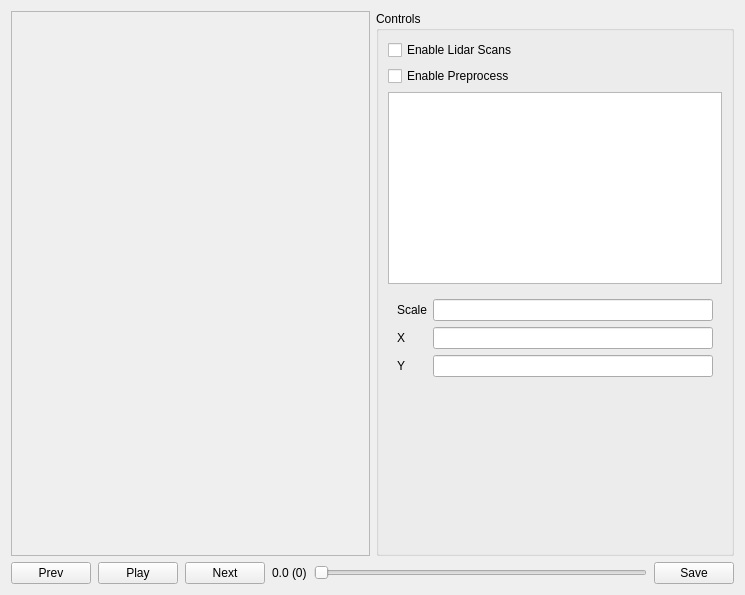
First picture: the form in ros/src/computing/perception/localization/packages/vmml/src/bin/dataset_browser/dataset_browser.ui, repository beenfhb/autoware, before the edit.
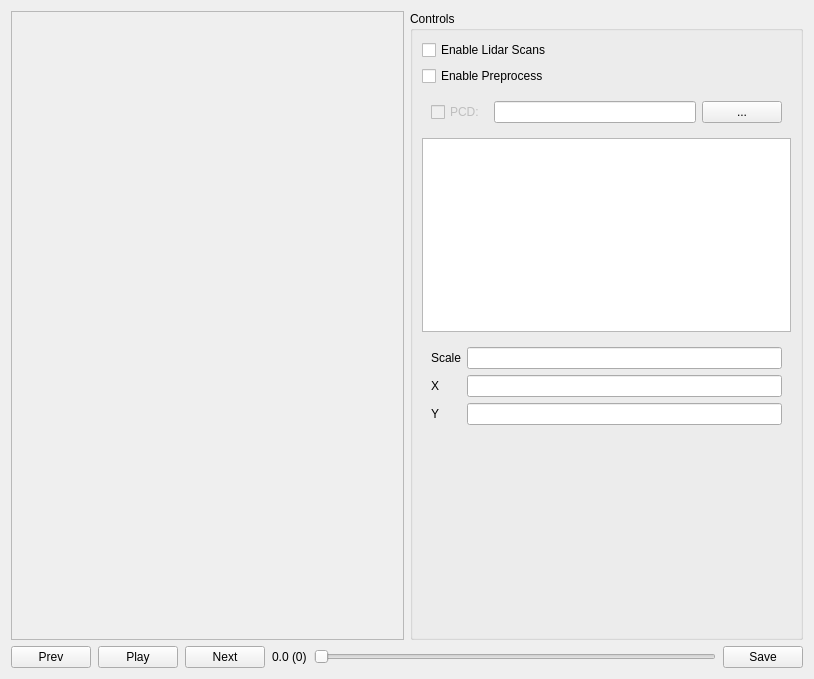
Second picture: the form after the edit. Icons and pictures are not drawn. Custom widgets are drawn as their Qt base class.

Commit message: Project PCD in Dataset Browser

```diff
--- a/ros/src/computing/perception/localization/packages/vmml/src/bin/dataset_browser/dataset_browser.ui
+++ b/ros/src/computing/perception/localization/packages/vmml/src/bin/dataset_browser/dataset_browser.ui
@@ -6,12 +6,12 @@
    <rect>
     <x>0</x>
     <y>0</y>
-    <width>745</width>
-    <height>595</height>
+    <width>814</width>
+    <height>679</height>
    </rect>
   </property>
   <property name="sizePolicy">
-   <sizepolicy hsizetype="Maximum" vsizetype="Maximum">
+   <sizepolicy hsizetype="Maximum" vsizetype="Minimum">
     <horstretch>0</horstretch>
     <verstretch>0</verstretch>
    </sizepolicy>
@@ -84,6 +84,42 @@
             </property>
            </widget>
           </item>
+          <item>
+           <widget class="QWidget" name="pcdSelector" native="true">
+            <property name="sizePolicy">
+             <sizepolicy hsizetype="Minimum" vsizetype="Minimum">
+              <horstretch>0</horstretch>
+              <verstretch>0</verstretch>
+             </sizepolicy>
+            </property>
+            <layout class="QHBoxLayout" name="horizontalLayout">
+             <item>
+              <widget class="QCheckBox" name="pcdCheckShow">
+               <property name="enabled">
+                <bool>false</bool>
+               </property>
+               <property name="text">
+                <string>PCD: </string>
+               </property>
+              </widget>
+             </item>
+             <item>
+              <widget class="QLineEdit" name="pcdFileInput">
+               <property name="readOnly">
+                <bool>true</bool>
+               </property>
+              </widget>
+             </item>
+             <item>
+              <widget class="QPushButton" name="pcdFileChooser">
+               <property name="text">
+                <string>...</string>
+               </property>
+              </widget>
+             </item>
+            </layout>
+           </widget>
+          </item>
           <item>
            <widget class="QPlainTextEdit" name="frameTextInfo">
             <property name="font">
```
The commit also changes 4 other files.
